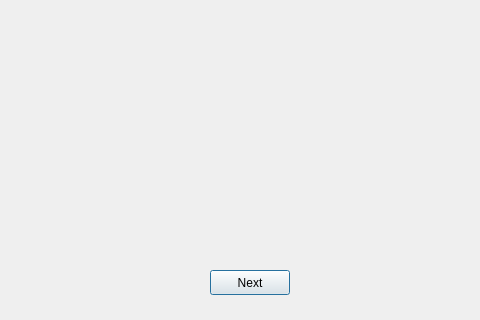
Qt form ui/results.ui (pariterre/QtKinoveaAnalyse) before a commit; both pictures show x 0 to 480 and y 180 to 500 of the 950 by 500 pixel window.
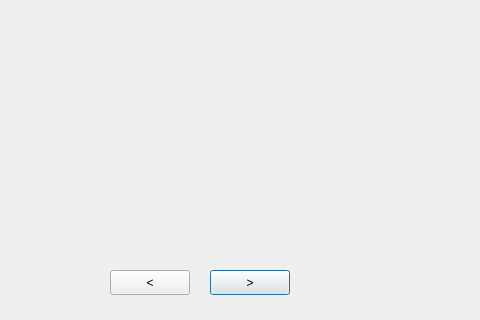
The same form after that commit.

Diff of the .ui file:
```diff
--- a/ui/results.ui
+++ b/ui/results.ui
@@ -36,7 +36,7 @@
     </rect>
    </property>
    <property name="text">
-    <string>Next</string>
+    <string>&gt;</string>
    </property>
   </widget>
   <widget class="QStackedWidget" name="comHeightWidget">
@@ -104,6 +104,27 @@
     <number>-1</number>
    </property>
   </widget>
+  <widget class="QPushButton" name="PreviousWidget">
+   <property name="geometry">
+    <rect>
+     <x>110</x>
+     <y>450</y>
+     <width>80</width>
+     <height>25</height>
+    </rect>
+   </property>
+   <property name="text">
+    <string>&lt;</string>
+   </property>
+  </widget>
+  <zorder>modelPositionWidget</zorder>
+  <zorder>comHeightWidget</zorder>
+  <zorder>comVelocityWidget</zorder>
+  <zorder>comAccelerationWidget</zorder>
+  <zorder>grfWidget</zorder>
+  <zorder>jointAngleWidget</zorder>
+  <zorder>NextWidget</zorder>
+  <zorder>PreviousWidget</zorder>
  </widget>
  <resources/>
  <connections/>
```
